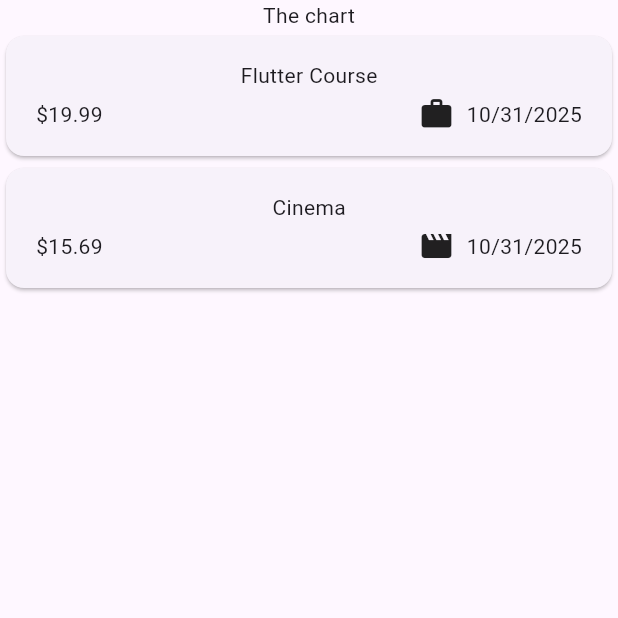
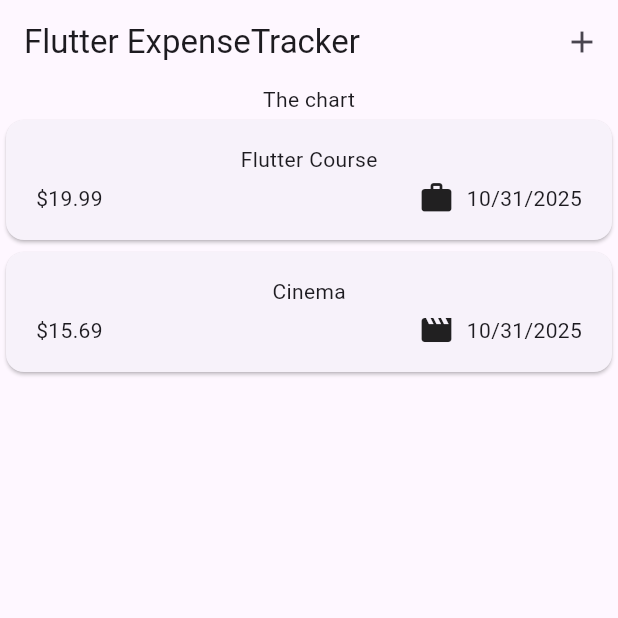
Before and after one commit to Ali-Faal9573/Expense-App, a Flutter app: the screen it shows after launch, on a phone screen of 412 x 824 dp, the top half of it. Run offline on Flutter 3.47's test engine with Material 3 defaults, Android fonts, the phone set to English and light mode, and no system bars.

Commit message:
add App-bar to app with a plus button and a title

```diff
--- a/lib/widgets/expenses.dart
+++ b/lib/widgets/expenses.dart
@@ -26,19 +26,17 @@ class _ExpensesState extends State<Expenses> {
     ),
   ];
 
-
-
   @override
   Widget build(BuildContext context) {
     return Scaffold(
+      appBar: AppBar(
+        title: Text('Flutter ExpenseTracker'),
+        actions: [IconButton(onPressed: () {}, icon: const Icon(Icons.add))],
+      ),
       body: Column(
         children: [
           const Text('The chart'),
-          Expanded(
-            child: ExpensesList(
-              expenses: _registredExpenses,
-            ),
-          ),
+          Expanded(child: ExpensesList(expenses: _registredExpenses)),
         ],
       ),
     );
```
